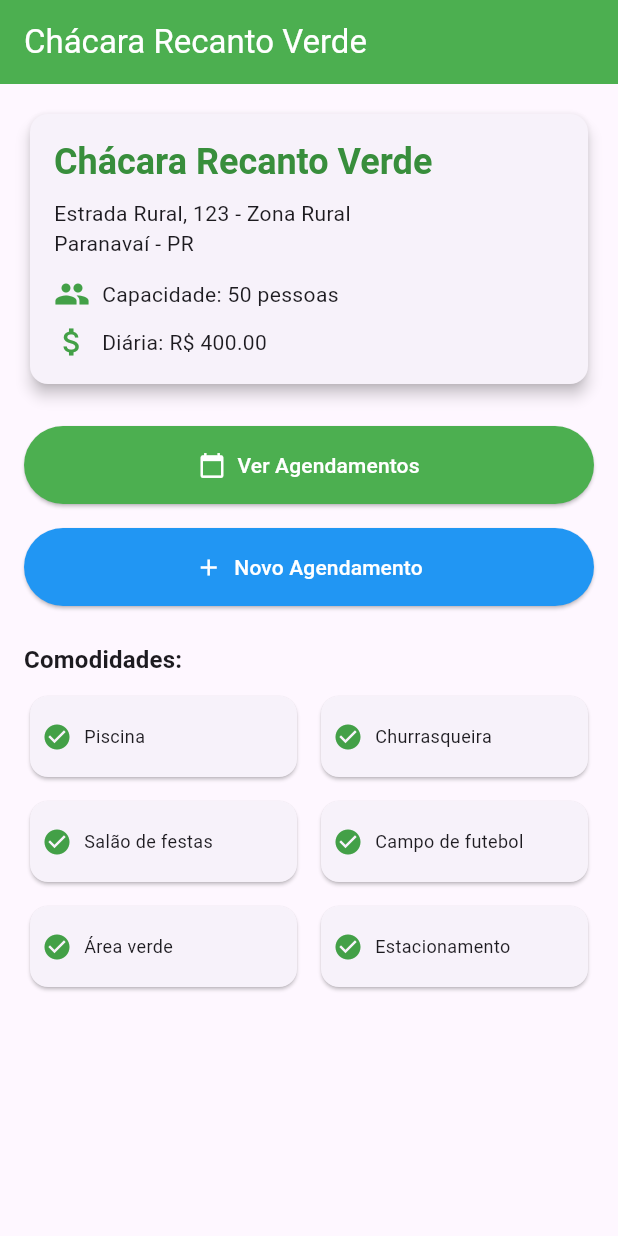
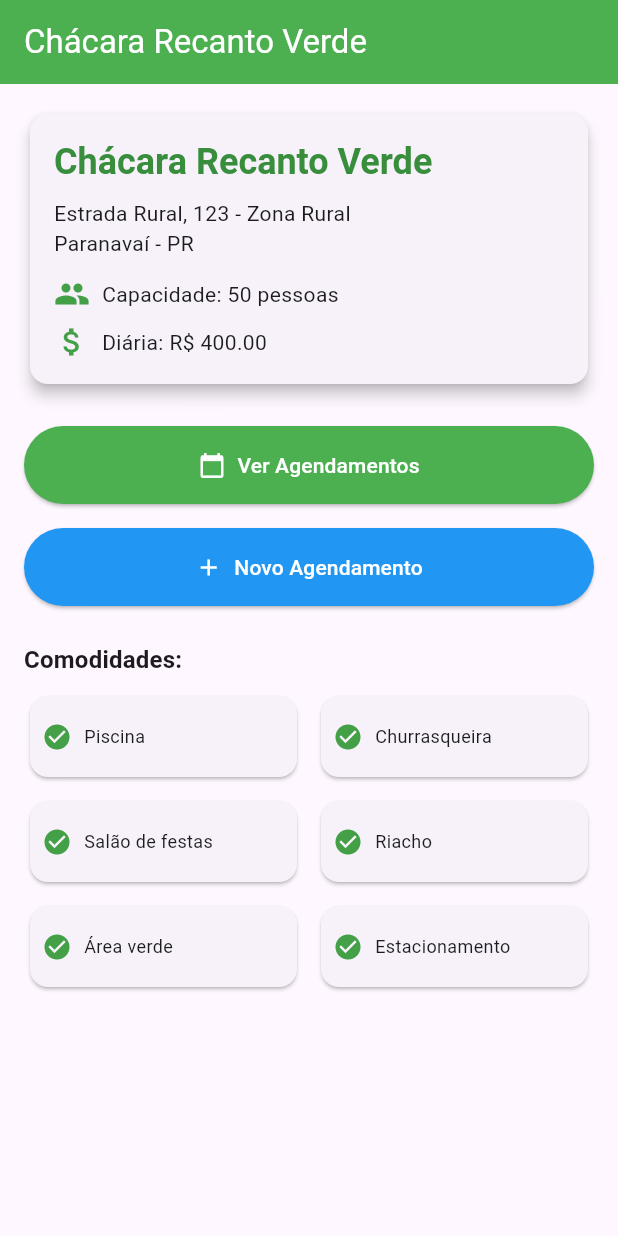
Before and after one commit to arturflacon/flutter_application_3, a Flutter app: the screen it shows after launch, on a phone screen of 412 x 824 dp. Run offline on Flutter 3.47's test engine with Material 3 defaults, Android fonts, the phone set to English and light mode, and no system bars.

Commit message:
feat: telas-finalizadas

```diff
--- a/lib/DadosTemporarios.dart
+++ b/lib/DadosTemporarios.dart
@@ -1,5 +1,3 @@
-
-
 class DadosTemporarios {
   static final List<Map<String, dynamic>> agendamentos = [
     {
@@ -50,7 +48,7 @@ class DadosTemporarios {
       'Piscina',
       'Churrasqueira',
       'Salão de festas',
-      'Campo de futebol',
+      'Riacho',
       'Área verde',
       'Estacionamento'
     ],
```
